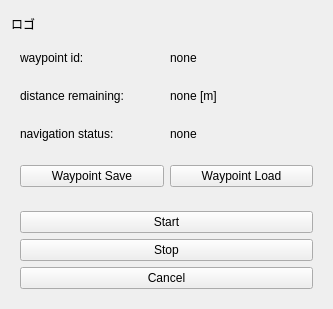
Old version of the form ike_nav_rviz_plugins/src/ui/ike_nav.ui in the repository uhobeike/ike_nav.
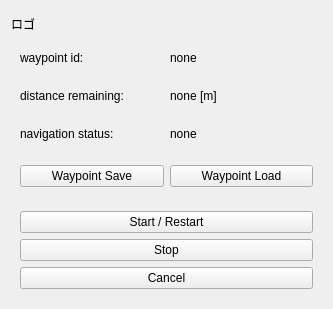
New version of the form.

Commit message: Update QPushButton start text

Patch:
```diff
--- a/ike_nav_rviz_plugins/src/ui/ike_nav.ui
+++ b/ike_nav_rviz_plugins/src/ui/ike_nav.ui
@@ -113,7 +113,7 @@
       <item>
        <widget class="QPushButton" name="start">
         <property name="text">
-         <string>Start</string>
+         <string>Start / Restart</string>
         </property>
        </widget>
       </item>
```
